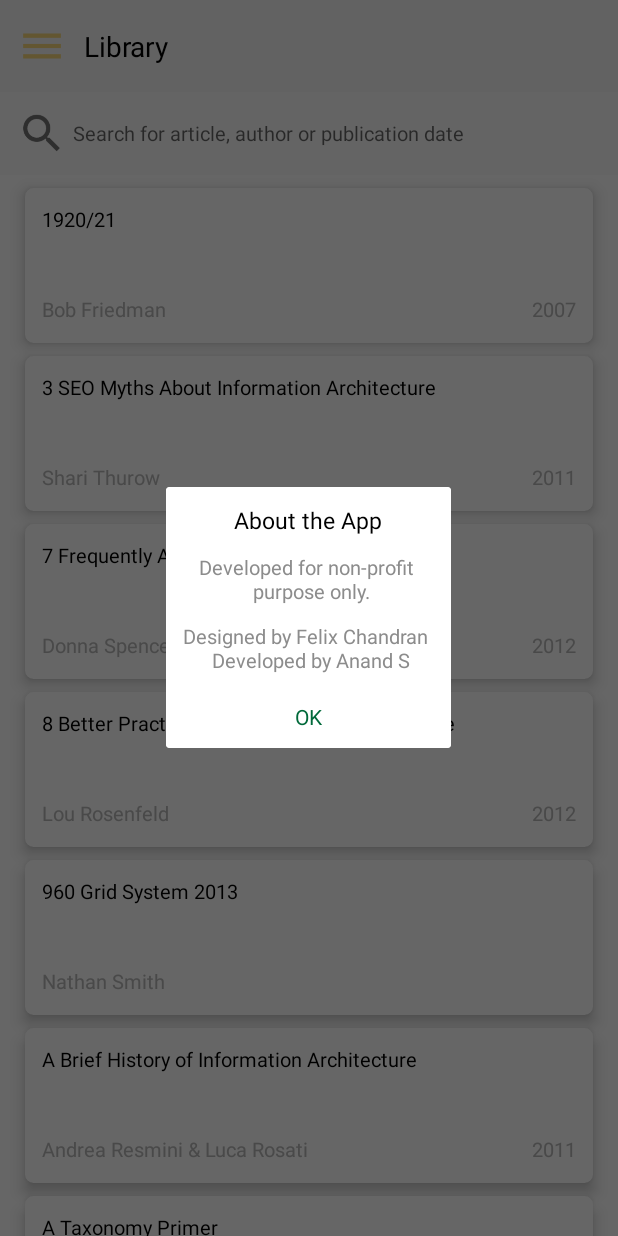
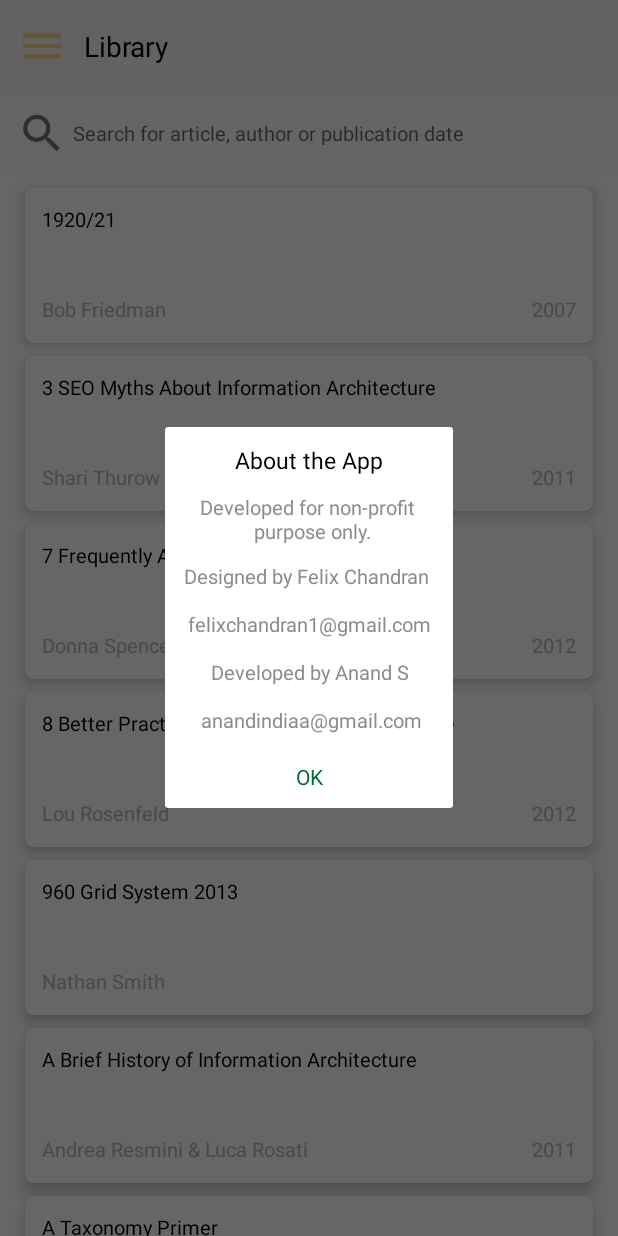
Before and after one commit to AnandTraveller/IAILApp, an Android app: the screen it shows after launch (MainAct), after a tap on an icon or button, on a phone screen of 412 x 824 dp. Run offline under Robolectric (Android 15) with nearby library versions, the phone set to English and light mode, and no system bars; our stand-ins replace ButterKnife, Volley, sdp/ssp sizes.

Commit message:
Done  Minor Bug Fixes, Ready for final release

```diff
--- a/app/src/main/res/layout/list_display_row.xml
+++ b/app/src/main/res/layout/list_display_row.xml
@@ -30,11 +30,13 @@
 
         <TextView
             android:id="@+id/row_author_txt"
-            android:layout_width="@dimen/_200sdp"
+            android:layout_width="@dimen/_240sdp"
             android:layout_height="wrap_content"
             android:layout_below="@+id/row_title_txt"
             android:layout_marginTop="@dimen/_4sdp"
             android:ellipsize="end"
+            android:maxLines="1"
+            android:scrollHorizontally="true"
             android:text="Author"
             android:textColor="@color/text_hint"
             android:textSize="@dimen/_12sdp" />
--- a/app/src/main/res/values/strings.xml
+++ b/app/src/main/res/values/strings.xml
@@ -6,7 +6,7 @@
     <string name="action_bookmark">Bookmark</string>
     <string name="abt_app">About the App</string>
     <string name="ok">OK</string>
-    <string name="pers_names">Designed by Felix Chandran \n Developed by Anand S</string>
+    <string name="pers_names">Designed by Felix Chandran \n \n felixchandran1@gmail.com \n \n Developed by Anand S \n \n anandindiaa@gmail.com</string>
     <string name="develop">Developed for non-profit \n purpose only.</string>
     <string name="search">Search for article, author or publication date</string>
 </resources>
```
Also changed, not shown: app/src/main/java/com/anandroid/iailapp/MainAct.java (+10 -9 lines).
